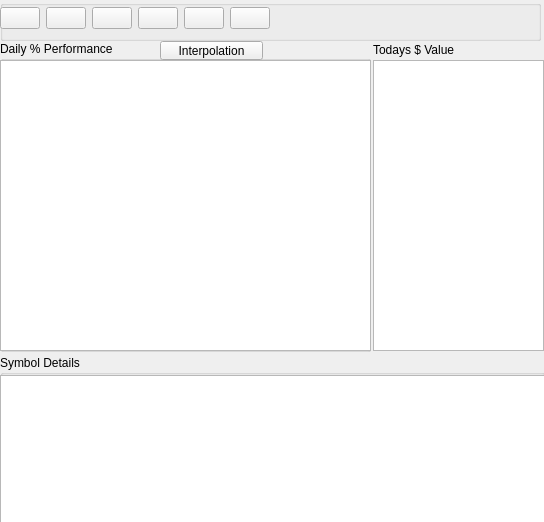
Before: the Qt Designer form gui-design/main.ui in ECHibiki/Asset-Tracker, drawn with Qt 5.
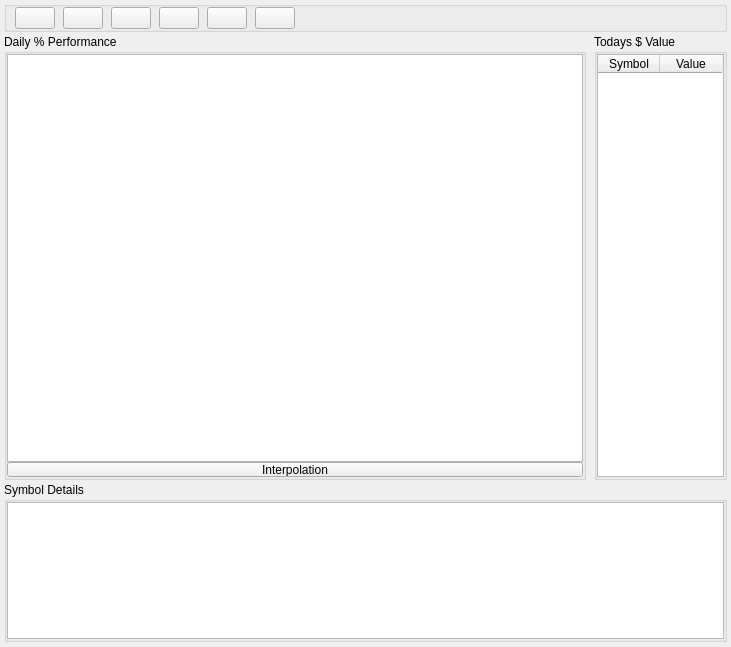
After: the same form once the commit is applied. Icons and pictures are not drawn. Custom widgets are drawn as their Qt base class.

```diff
--- a/gui-design/main.ui
+++ b/gui-design/main.ui
@@ -6,12 +6,12 @@
    <rect>
     <x>0</x>
     <y>0</y>
-    <width>544</width>
-    <height>522</height>
+    <width>731</width>
+    <height>647</height>
    </rect>
   </property>
   <property name="sizePolicy">
-   <sizepolicy hsizetype="Fixed" vsizetype="Fixed">
+   <sizepolicy hsizetype="Expanding" vsizetype="Expanding">
     <horstretch>0</horstretch>
     <verstretch>0</verstretch>
    </sizepolicy>
@@ -25,21 +25,286 @@
   <property name="windowTitle">
    <string>Asset Tracker Prototype</string>
   </property>
+  <property name="layoutDirection">
+   <enum>Qt::LeftToRight</enum>
+  </property>
+  <layout class="QGridLayout" name="gridLayout">
+   <property name="sizeConstraint">
+    <enum>QLayout::SetDefaultConstraint</enum>
+   </property>
+   <property name="leftMargin">
+    <number>4</number>
+   </property>
+   <property name="topMargin">
+    <number>1</number>
+   </property>
+   <property name="rightMargin">
+    <number>4</number>
+   </property>
+   <property name="bottomMargin">
+    <number>5</number>
+   </property>
+   <property name="horizontalSpacing">
+    <number>8</number>
+   </property>
+   <property name="verticalSpacing">
+    <number>2</number>
+   </property>
+   <item row="2" column="0">
+    <widget class="QGroupBox" name="groupBox_4">
+     <property name="sizePolicy">
+      <sizepolicy hsizetype="Preferred" vsizetype="Preferred">
+       <horstretch>117</horstretch>
+       <verstretch>59</verstretch>
+      </sizepolicy>
+     </property>
+     <property name="title">
+      <string>Daily % Performance</string>
+     </property>
+     <layout class="QVBoxLayout" name="verticalLayout">
+      <property name="spacing">
+       <number>0</number>
+      </property>
+      <property name="leftMargin">
+       <number>0</number>
+      </property>
+      <property name="topMargin">
+       <number>0</number>
+      </property>
+      <property name="rightMargin">
+       <number>0</number>
+      </property>
+      <property name="bottomMargin">
+       <number>0</number>
+      </property>
+      <item>
+       <widget class="PlotWidget" name="PercentPerformancePlot">
+        <property name="enabled">
+         <bool>true</bool>
+        </property>
+        <property name="sizePolicy">
+         <sizepolicy hsizetype="Preferred" vsizetype="Preferred">
+          <horstretch>66</horstretch>
+          <verstretch>210</verstretch>
+         </sizepolicy>
+        </property>
+        <property name="minimumSize">
+         <size>
+          <width>0</width>
+          <height>0</height>
+         </size>
+        </property>
+        <property name="sizeIncrement">
+         <size>
+          <width>0</width>
+          <height>0</height>
+         </size>
+        </property>
+        <property name="baseSize">
+         <size>
+          <width>0</width>
+          <height>53</height>
+         </size>
+        </property>
+       </widget>
+      </item>
+      <item>
+       <layout class="QHBoxLayout" name="horizontalLayout_4">
+        <property name="spacing">
+         <number>0</number>
+        </property>
+        <property name="sizeConstraint">
+         <enum>QLayout::SetDefaultConstraint</enum>
+        </property>
+        <property name="topMargin">
+         <number>0</number>
+        </property>
+        <property name="bottomMargin">
+         <number>0</number>
+        </property>
+        <item>
+         <widget class="QPushButton" name="InterpolateButton">
+          <property name="sizePolicy">
+           <sizepolicy hsizetype="Minimum" vsizetype="Maximum">
+            <horstretch>0</horstretch>
+            <verstretch>0</verstretch>
+           </sizepolicy>
+          </property>
+          <property name="maximumSize">
+           <size>
+            <width>16777215</width>
+            <height>15</height>
+           </size>
+          </property>
+          <property name="text">
+           <string>Interpolation</string>
+          </property>
+          <property name="icon">
+           <iconset theme="application-x-executable">
+            <normaloff>.</normaloff>.</iconset>
+          </property>
+         </widget>
+        </item>
+       </layout>
+      </item>
+     </layout>
+    </widget>
+   </item>
+   <item row="3" column="0" colspan="2">
+    <widget class="QGroupBox" name="groupBox_2">
+     <property name="sizePolicy">
+      <sizepolicy hsizetype="Preferred" vsizetype="Preferred">
+       <horstretch>0</horstretch>
+       <verstretch>0</verstretch>
+      </sizepolicy>
+     </property>
+     <property name="minimumSize">
+      <size>
+       <width>0</width>
+       <height>0</height>
+      </size>
+     </property>
+     <property name="maximumSize">
+      <size>
+       <width>16777215</width>
+       <height>160</height>
+      </size>
+     </property>
+     <property name="title">
+      <string>Symbol Details</string>
+     </property>
+     <layout class="QGridLayout" name="gridLayout_4">
+      <property name="leftMargin">
+       <number>0</number>
+      </property>
+      <property name="topMargin">
+       <number>0</number>
+      </property>
+      <property name="rightMargin">
+       <number>0</number>
+      </property>
+      <property name="bottomMargin">
+       <number>0</number>
+      </property>
+      <property name="spacing">
+       <number>0</number>
+      </property>
+      <item row="0" column="0">
+       <widget class="QTableWidget" name="AdvancedTable">
+        <property name="sizePolicy">
+         <sizepolicy hsizetype="Expanding" vsizetype="Expanding">
+          <horstretch>0</horstretch>
+          <verstretch>0</verstretch>
+         </sizepolicy>
+        </property>
+       </widget>
+      </item>
+     </layout>
+    </widget>
+   </item>
+   <item row="2" column="1">
+    <widget class="QGroupBox" name="groupBox_3">
+     <property name="sizePolicy">
+      <sizepolicy hsizetype="Preferred" vsizetype="Preferred">
+       <horstretch>0</horstretch>
+       <verstretch>104</verstretch>
+      </sizepolicy>
+     </property>
+     <property name="maximumSize">
+      <size>
+       <width>133</width>
+       <height>16777215</height>
+      </size>
+     </property>
+     <property name="title">
+      <string>Todays $ Value</string>
+     </property>
+     <layout class="QGridLayout" name="gridLayout_3">
+      <property name="leftMargin">
+       <number>0</number>
+      </property>
+      <property name="topMargin">
+       <number>0</number>
+      </property>
+      <property name="rightMargin">
+       <number>0</number>
+      </property>
+      <property name="bottomMargin">
+       <number>0</number>
+      </property>
+      <property name="spacing">
+       <number>0</number>
+      </property>
+      <item row="0" column="0">
+       <widget class="QTableWidget" name="SimpleTable">
+        <property name="horizontalScrollBarPolicy">
+         <enum>Qt::ScrollBarAsNeeded</enum>
+        </property>
+        <attribute name="horizontalHeaderVisible">
+         <bool>true</bool>
+        </attribute>
+        <attribute name="horizontalHeaderMinimumSectionSize">
+         <number>51</number>
+        </attribute>
+        <attribute name="horizontalHeaderDefaultSectionSize">
+         <number>62</number>
+        </attribute>
+        <attribute name="verticalHeaderVisible">
+         <bool>false</bool>
+        </attribute>
+        <attribute name="verticalHeaderHighlightSections">
+         <bool>true</bool>
+        </attribute>
+        <column>
+         <property name="text">
+          <string>Symbol</string>
+         </property>
+        </column>
+        <column>
+         <property name="text">
+          <string>Value</string>
+         </property>
+        </column>
+       </widget>
+      </item>
+     </layout>
+    </widget>
+   </item>
+   <item row="1" column="0" colspan="2">
   <widget class="QGroupBox" name="groupBox">
-   <property name="geometry">
-    <rect>
-     <x>0</x>
-     <y>0</y>
-     <width>541</width>
-     <height>41</height>
-    </rect>
+     <property name="enabled">
+      <bool>true</bool>
    </property>
    <property name="sizePolicy">
-    <sizepolicy hsizetype="Maximum" vsizetype="Preferred">
-     <horstretch>0</horstretch>
+      <sizepolicy hsizetype="Preferred" vsizetype="Preferred">
+       <horstretch>40</horstretch>
      <verstretch>0</verstretch>
     </sizepolicy>
    </property>
+     <property name="minimumSize">
+      <size>
+       <width>0</width>
+       <height>0</height>
+      </size>
+     </property>
+     <property name="maximumSize">
+      <size>
+       <width>16777215</width>
+       <height>37</height>
+      </size>
+     </property>
+     <property name="sizeIncrement">
+      <size>
+       <width>0</width>
+       <height>25</height>
+      </size>
+     </property>
+     <property name="baseSize">
+      <size>
+       <width>0</width>
+       <height>0</height>
+      </size>
+     </property>
    <property name="palette">
     <palette>
      <active>
@@ -488,16 +753,30 @@
    <property name="title">
     <string/>
    </property>
-   <widget class="QWidget" name="horizontalLayoutWidget">
-    <property name="geometry">
-     <rect>
-      <x>0</x>
-      <y>3</y>
-      <width>531</width>
-      <height>30</height>
-     </rect>
-    </property>
+     <property name="flat">
+      <bool>false</bool>
+     </property>
+     <layout class="QHBoxLayout" name="horizontalLayout_2">
+      <property name="sizeConstraint">
+       <enum>QLayout::SetDefaultConstraint</enum>
+      </property>
+      <property name="leftMargin">
+       <number>8</number>
+      </property>
+      <property name="topMargin">
+       <number>0</number>
+      </property>
+      <property name="rightMargin">
+       <number>0</number>
+      </property>
+      <property name="bottomMargin">
+       <number>0</number>
+      </property>
+      <item>
     <layout class="QHBoxLayout" name="horizontalLayout">
+        <property name="spacing">
+         <number>8</number>
+        </property>
      <property name="sizeConstraint">
       <enum>QLayout::SetDefaultConstraint</enum>
      </property>
@@ -596,121 +875,17 @@
        <property name="sizeHint" stdset="0">
         <size>
          <width>40</width>
-         <height>20</height>
+            <height>0</height>
         </size>
        </property>
       </spacer>
      </item>
     </layout>
-   </widget>
-  </widget>
-  <widget class="QGroupBox" name="groupBox_2">
-   <property name="geometry">
-    <rect>
-     <x>0</x>
-     <y>355</y>
-     <width>545</width>
-     <height>167</height>
-    </rect>
-   </property>
-   <property name="title">
-    <string>Symbol Details</string>
-   </property>
-   <widget class="QTableWidget" name="AdvancedTable">
-    <property name="geometry">
-     <rect>
-      <x>0</x>
-      <y>20</y>
-      <width>545</width>
-      <height>148</height>
-     </rect>
-    </property>
-    <property name="sizePolicy">
-     <sizepolicy hsizetype="Expanding" vsizetype="Expanding">
-      <horstretch>0</horstretch>
-      <verstretch>0</verstretch>
-     </sizepolicy>
-    </property>
-   </widget>
-  </widget>
-  <widget class="QGroupBox" name="groupBox_3">
-   <property name="geometry">
-    <rect>
-     <x>373</x>
-     <y>42</y>
-     <width>171</width>
-     <height>309</height>
-    </rect>
-   </property>
-   <property name="title">
-    <string>Todays $ Value</string>
-   </property>
-   <widget class="QTableWidget" name="SimpleTable">
-    <property name="geometry">
-     <rect>
-      <x>0</x>
-      <y>18</y>
-      <width>171</width>
-      <height>291</height>
-     </rect>
-    </property>
-    <property name="horizontalScrollBarPolicy">
-     <enum>Qt::ScrollBarAsNeeded</enum>
-    </property>
-    <attribute name="horizontalHeaderVisible">
-     <bool>true</bool>
-    </attribute>
-    <attribute name="horizontalHeaderDefaultSectionSize">
-     <number>83</number>
-    </attribute>
-    <attribute name="verticalHeaderVisible">
-     <bool>false</bool>
-    </attribute>
-    <attribute name="verticalHeaderHighlightSections">
-     <bool>true</bool>
-    </attribute>
-   </widget>
-  </widget>
-  <widget class="QGroupBox" name="groupBox_4">
-   <property name="geometry">
-    <rect>
-     <x>0</x>
-     <y>41</y>
-     <width>371</width>
-     <height>311</height>
-    </rect>
-   </property>
-   <property name="title">
-    <string>Daily % Performance</string>
-   </property>
-   <widget class="PlotWidget" name="PercentPerformancePlot">
-    <property name="geometry">
-     <rect>
-      <x>0</x>
-      <y>19</y>
-      <width>371</width>
-      <height>291</height>
-     </rect>
-    </property>
-   </widget>
-   <widget class="QPushButton" name="InterpolateButton">
-    <property name="geometry">
-     <rect>
-      <x>160</x>
-      <y>0</y>
-      <width>103</width>
-      <height>19</height>
-     </rect>
-    </property>
-    <property name="text">
-     <string>Interpolation</string>
-    </property>
-    <property name="icon">
-     <iconset theme="application-x-executable">
-      <normaloff>.</normaloff>.</iconset>
-    </property>
-   </widget>
-  </widget>
+      </item>
+     </layout>
+    </widget>
+   </item>
+  </layout>
  </widget>
  <customwidgets>
   <customwidget>
```
Left out of the diff: 68 changed lines with no effect on the pictures. Lines whose indentation alone changed are shown as unchanged.
